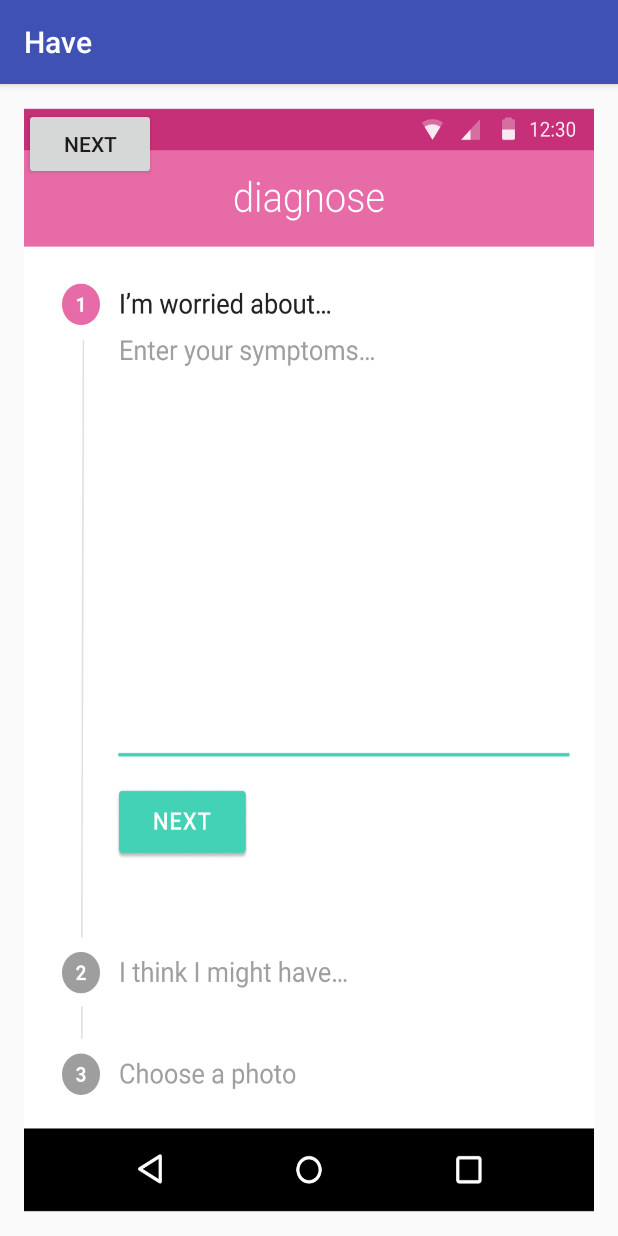
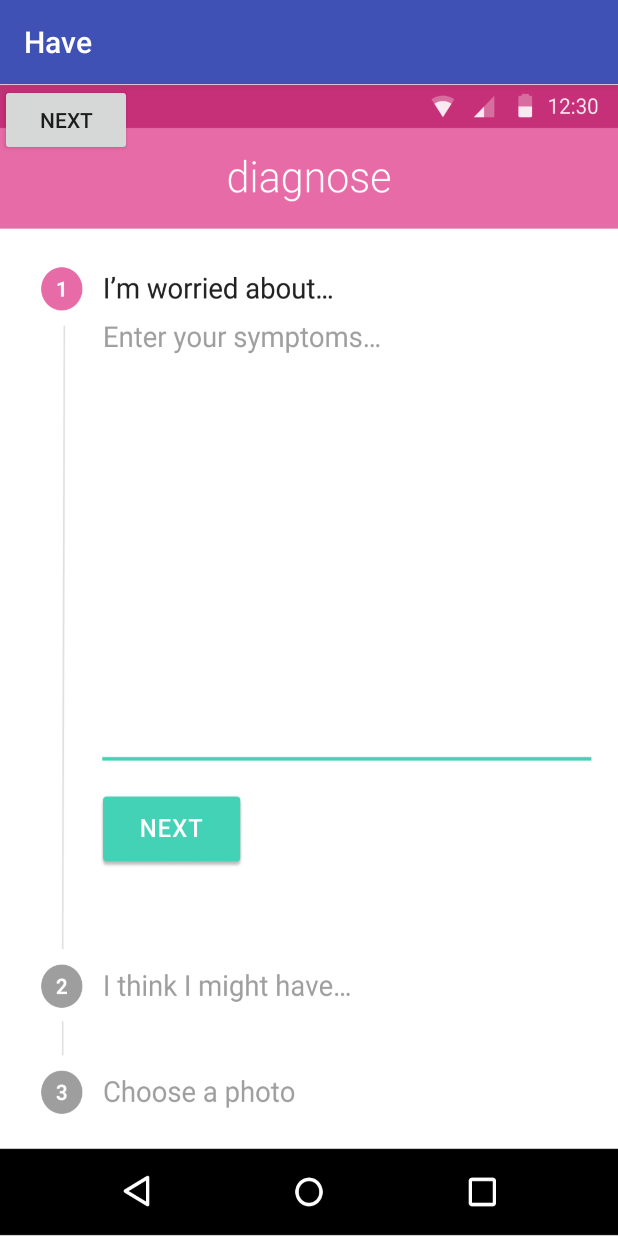
Before and after one commit to cs160-berkeley/Group-9-Project, an Android app: the screen it shows after launch (SymptomActivity), on a phone screen of 412 x 824 dp. Run offline under Robolectric (Android 15) with nearby library versions, the phone set to English and light mode, and no system bars.

Commit message:
Updated some project stuff, removed padding around symptoms mockup

```diff
--- a/Have/build.gradle
+++ b/Have/build.gradle
@@ -5,7 +5,7 @@ buildscript {
         jcenter()
     }
     dependencies {
-        classpath 'com.android.tools.build:gradle:1.5.0'
+        classpath 'com.android.tools.build:gradle:2.0.0'
 
         // NOTE: Do not place your application dependencies here; they belong
         // in the individual module build.gradle files
--- a/Have/mobile/src/main/res/layout/activity_symptom.xml
+++ b/Have/mobile/src/main/res/layout/activity_symptom.xml
@@ -3,10 +3,6 @@
     xmlns:tools="http://schemas.android.com/tools"
     android:layout_width="match_parent"
     android:layout_height="match_parent"
-    android:paddingBottom="@dimen/activity_vertical_margin"
-    android:paddingLeft="@dimen/activity_horizontal_margin"
-    android:paddingRight="@dimen/activity_horizontal_margin"
-    android:paddingTop="@dimen/activity_vertical_margin"
     tools:context="com.cs160group9.have.SymptomActivity">
 
     <ImageView
```
Also changed, not shown: Have/gradle/wrapper/gradle-wrapper.properties.
